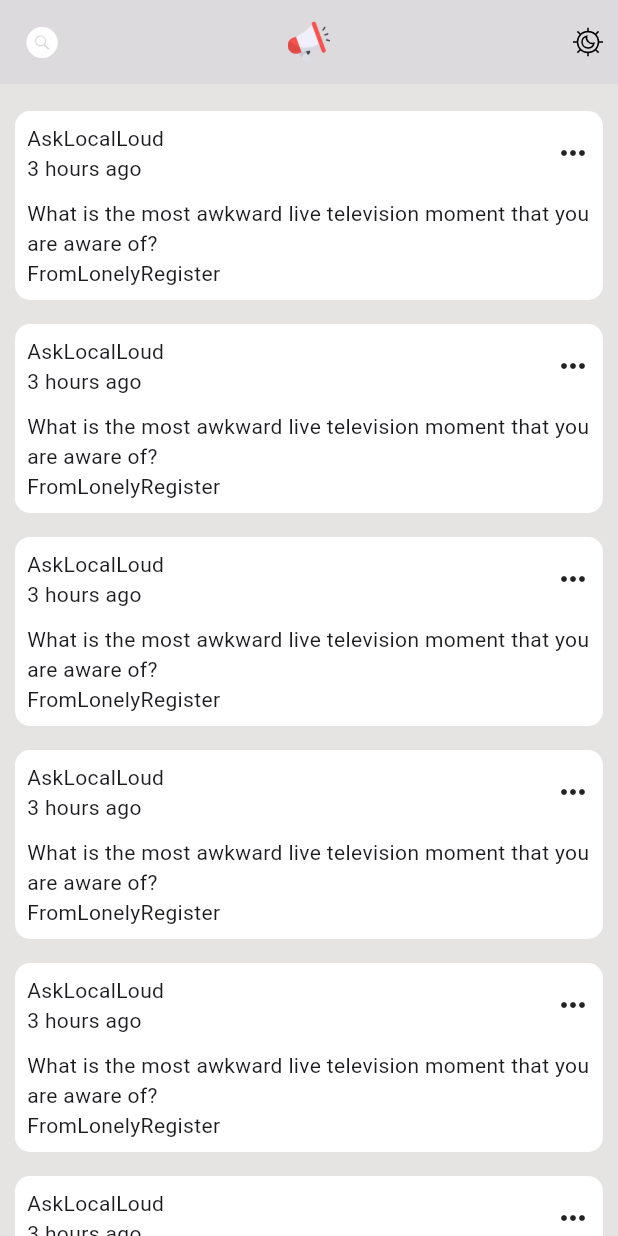
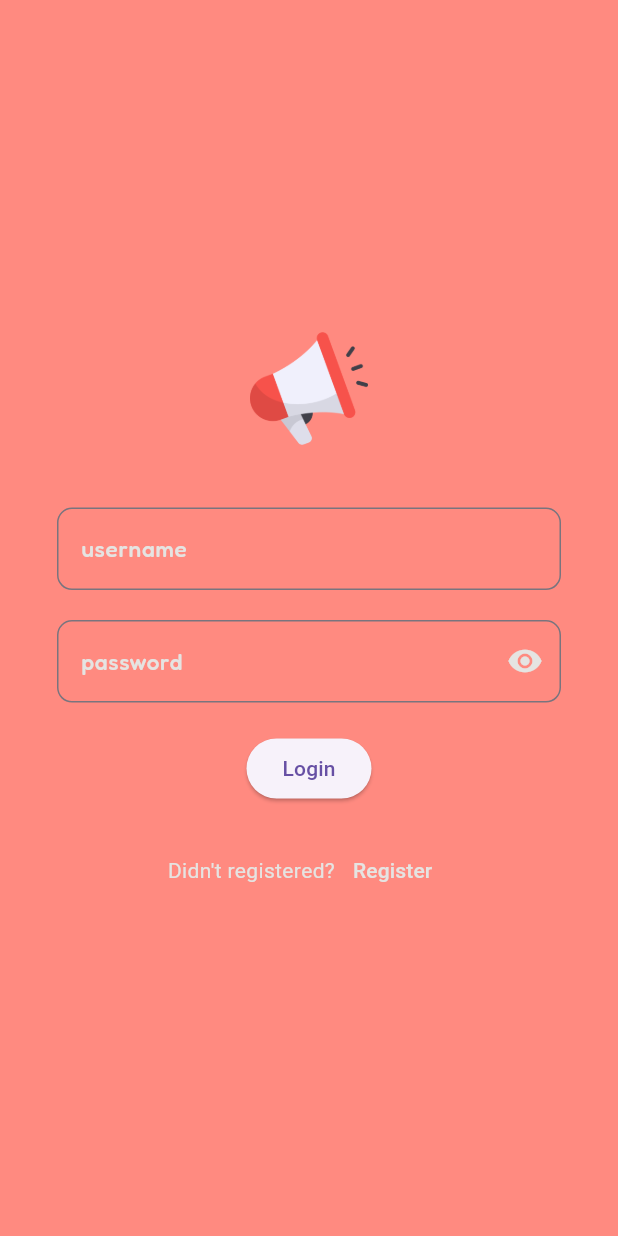
Before and after one commit to asmitranjansinha/localloud, a Flutter app: the screen it shows after launch, on a phone screen of 412 x 824 dp. Run offline on Flutter 3.47's test engine with Material 3 defaults, Android fonts, the phone set to English and light mode, and no system bars; our stand-ins replace dio, flutter_svg, google_fonts, shared_preferences.

Commit message:
added auth views, services and controllers

```diff
--- /dev/null
+++ b/lib/controller/auth_controller.dart
@@ -0,0 +1,13 @@
+import 'package:flutter/material.dart';
+
+class AuthController extends ChangeNotifier {
+
+  bool _isRegisterMode = false;
+  bool get isRegisterMode => _isRegisterMode;
+
+  set isRegisterMode(bool val) {
+    _isRegisterMode = val;
+    notifyListeners();
+  }
+
+}
--- a/lib/controller/theme_controller.dart
+++ b/lib/controller/theme_controller.dart
@@ -24,6 +24,7 @@ class ThemeController extends ChangeNotifier {
   set isDarkMode(bool value) {
     _isDarkMode = value;
     notifyListeners();
+    print("Dark Mode: $_isDarkMode");
     _savePrefs();
   }
 
@@ -70,6 +71,6 @@ class ThemeController extends ChangeNotifier {
   // saves value of key "isDarkMode" (bool)
   _savePrefs() async {
     await _prefs?.setBool(PrefsConstants.systemTheme, _isSystemTheme);
-    await _prefs?.setBool(PrefsConstants.darkMode, _isDarkMode);
+    await _prefs!.setBool(PrefsConstants.darkMode, _isDarkMode);
   }
 }
--- a/lib/main.dart
+++ b/lib/main.dart
@@ -1,4 +1,6 @@
 import 'package:flutter/material.dart';
+import 'package:localloud/controller/auth_controller.dart';
+import 'package:localloud/controller/home_controller.dart';
 import 'package:localloud/controller/theme_controller.dart';
 import 'package:localloud/utils/constants/app_constants.dart';
 import 'package:localloud/utils/routes/routes.dart';
@@ -10,6 +12,8 @@ void main() {
     MultiProvider(
       providers: [
         ChangeNotifierProvider(create: (_) => ThemeController()),
+        ChangeNotifierProvider(create: (_) => HomeController()),
+        ChangeNotifierProvider(create: (_) => AuthController()),
       ],
       child: LocalLoud(
         appTheme: AppTheme(),
--- a/lib/utils/routes/routes.dart
+++ b/lib/utils/routes/routes.dart
@@ -1,19 +1,20 @@
 import 'package:flutter/material.dart';
 import 'package:localloud/views/home_screen.dart';
 import 'package:localloud/views/screens/splash_screen.dart';
+
+import '../../views/login_view.dart';
 
 class AppRoutes {
   static Route? onGenerateRoute(RouteSettings settings) {
     switch (settings.name) {
       case RouteNames.splash:
-        return MaterialPageRoute(
-          builder: (context) => const SplashScreen(),
-        );
+        return animatedRouteBuilder(const SplashScreen());
 
       case RouteNames.home:
-        return MaterialPageRoute(
-          builder: (context) => const HomeScreen(),
-        );
+        return animatedRouteBuilder(const HomeScreen());
+
+      case RouteNames.login:
+        return animatedRouteBuilder(LoginView());
     }
     return null;
   }
@@ -22,4 +23,23 @@ class AppRoutes {
 class RouteNames {
   static const String splash = 'splash';
   static const String home = 'home';
+  static const String login = 'login';
 }
+
+animatedRouteBuilder(childRoute) {
+  return PageRouteBuilder(
+    pageBuilder: (context, animation, secondaryAnimation) => childRoute,
+    transitionsBuilder: (context, animation, secondaryAnimation, child) {
+      const begin = Offset(0.0, 1.0);
+      const end = Offset.zero;
+      const curve = Curves.ease;
+
+      var tween = Tween(begin: begin, end: end).chain(CurveTween(curve: curve));
+
+      return SlideTransition(
+        position: animation.drive(tween),
+        child: child,
+      );
+    },
+  );
+}
--- /dev/null
+++ b/lib/views/login_view.dart
@@ -0,0 +1,90 @@
+import 'package:flutter/material.dart';
+import 'package:localloud/controller/auth_controller.dart';
+import 'package:localloud/views/widgets/auth_field.dart';
+import 'package:provider/provider.dart';
+
+import '../utils/constants/app_assets.dart';
+import '../utils/constants/app_dimensions.dart';
+import '../utils/theme/theme.dart';
+
+class LoginView extends StatelessWidget {
+  LoginView({super.key});
+
+  final _usernameController = TextEditingController();
+  final _passwordController = TextEditingController();
+
+  @override
+  Widget build(BuildContext context) {
+    return Consumer<AuthController>(builder: (context, authController, child) {
+      return Scaffold(
+        backgroundColor: Colors.redAccent.shade100,
+        body: Padding(
+          padding: const EdgeInsets.all(38.0),
+          child: Column(
+            crossAxisAlignment: CrossAxisAlignment.center,
+            mainAxisAlignment: MainAxisAlignment.center,
+            children: [
+              Image.asset(
+                AppIcons.localloudLogo,
+                scale: 6.5,
+              ),
+              verticalSpace(40.0),
+              AuthTextField(
+                hintText: "username",
+                controller: _usernameController,
+              ),
+              verticalSpace(20.0),
+              AuthTextField(
+                hintText: "password",
+                controller: _passwordController,
+                isPasswordField: true,
+              ),
+              verticalSpace(20.0),
+              ElevatedButton(
+                onPressed: () async {
+                  await Future.delayed(const Duration(milliseconds: 500))
+                      .then((value) {
+                    ScaffoldMessenger.of(context).showSnackBar(
+                      const SnackBar(
+                        content: Text(
+                            'Check your network connection and try again!'),
+                      ),
+                    );
+                  });
+                },
+                child:
+                    Text(authController.isRegisterMode ? "Register" : "Login"),
+              ),
+              verticalSpace(20.0),
+              Row(
+                mainAxisAlignment: MainAxisAlignment.center,
+                children: [
+                  Text(
+                    authController.isRegisterMode
+                        ? "Already Registered?"
+                        : "Didn't registered?",
+                    style: const TextStyle(
+                      color: AppColors.lightBackground,
+                    ),
+                  ),
+                  TextButton(
+                    onPressed: () {
+                      authController.isRegisterMode =
+                          !authController.isRegisterMode;
+                    },
+                    child: Text(
+                      authController.isRegisterMode ? "Login" : "Register",
+                      style: const TextStyle(
+                        color: AppColors.lightBackground,
+                      ),
+                    ),
+                  )
+                ],
+              ),
+            ],
+          ),
+        ),
+      );
+    });
+  }
+}
--- a/lib/views/screens/splash_screen.dart
+++ b/lib/views/screens/splash_screen.dart
@@ -14,7 +14,7 @@ class _SplashScreenState extends State<SplashScreen> {
     await Future.delayed(const Duration(milliseconds: 500));
     Navigator.pushNamedAndRemoveUntil(
       context,
-      RouteNames.home,
+      RouteNames.login,
       (route) => false,
     );
   }
--- /dev/null
+++ b/lib/views/widgets/auth_field.dart
@@ -0,0 +1,75 @@
+import 'package:flutter/material.dart';
+import 'package:google_fonts/google_fonts.dart';
+import 'package:localloud/utils/theme/theme.dart';
+
+class AuthTextField extends StatefulWidget {
+  final TextEditingController? controller;
+  final bool isPasswordField;
+  final String hintText;
+  final IconData? prefixIcon;
+  final String? Function(String?)? validator;
+  const AuthTextField({
+    super.key,
+    this.controller,
+    this.isPasswordField = false,
+    required this.hintText,
+    this.prefixIcon,
+    this.validator,
+  });
+
+  @override
+  State<AuthTextField> createState() => _AuthTextFieldState();
+}
+
+class _AuthTextFieldState extends State<AuthTextField> {
+  bool isObscure = true;
+
+  @override
+  Widget build(BuildContext context) {
+    return TextFormField(
+      controller: widget.controller,
+      obscureText: widget.isPasswordField ? isObscure : false,
+      validator: widget.validator,
+      style: GoogleFonts.fredoka(
+        fontSize: double.tryParse("15.0"),
+        fontWeight: FontWeight.w500,
+        color: AppColors.lightBackground,
+      ),
+      decoration: InputDecoration(
+        border: OutlineInputBorder(
+          borderRadius: BorderRadius.circular(10),
+          borderSide: const BorderSide(width: 2.0),
+        ),
+        focusedBorder: OutlineInputBorder(
+          borderRadius: BorderRadius.circular(10),
+          borderSide: const BorderSide(color: Colors.deepPurple, width: 3.0),
+        ),
+        hintText: widget.hintText,
+        hintStyle: GoogleFonts.fredoka(
+          fontSize: double.tryParse("15.0"),
+          fontWeight: FontWeight.w500,
+          color: AppColors.lightBackground,
+        ),
+        prefixIcon: widget.prefixIcon != null
+            ? Icon(
+                widget.prefixIcon,
+                color: AppColors.lightBackground,
+              )
+            : null,
+        suffixIcon: widget.isPasswordField
+            ? IconButton(
+                icon: Icon(
+                  isObscure ? Icons.visibility : Icons.visibility_off,
+                  color: AppColors.lightBackground,
+                ),
+                onPressed: () {
+                  setState(() {
+                    isObscure = !isObscure;
+                  });
+                },
+              )
+            : null,
+      ),
+    );
+  }
+}
--- a/pubspec.yaml
+++ b/pubspec.yaml
@@ -38,6 +38,8 @@ dependencies:
   provider: ^6.1.2
   shared_preferences: ^2.2.2
   flutter_svg: ^2.0.10+1
+  google_fonts: ^6.2.0
+  dio: ^5.4.3+1
 
 dev_dependencies:
   flutter_test:
```
Also changed, not shown: lib/controller/home_controller.dart (added, +13 -0 lines), lib/services/auth_service.dart (added, +8 -0 lines), lib/utils/constants/api_constant.dart (added, +11 -0 lines), lib/views/home_screen.dart (+62 -23 lines), lib/views/user_profile_view.dart (added, +14 -0 lines), lib/services/post_service.dart (added), lib/services/user_service.dart (added), pubspec.lock, 4 other files.
